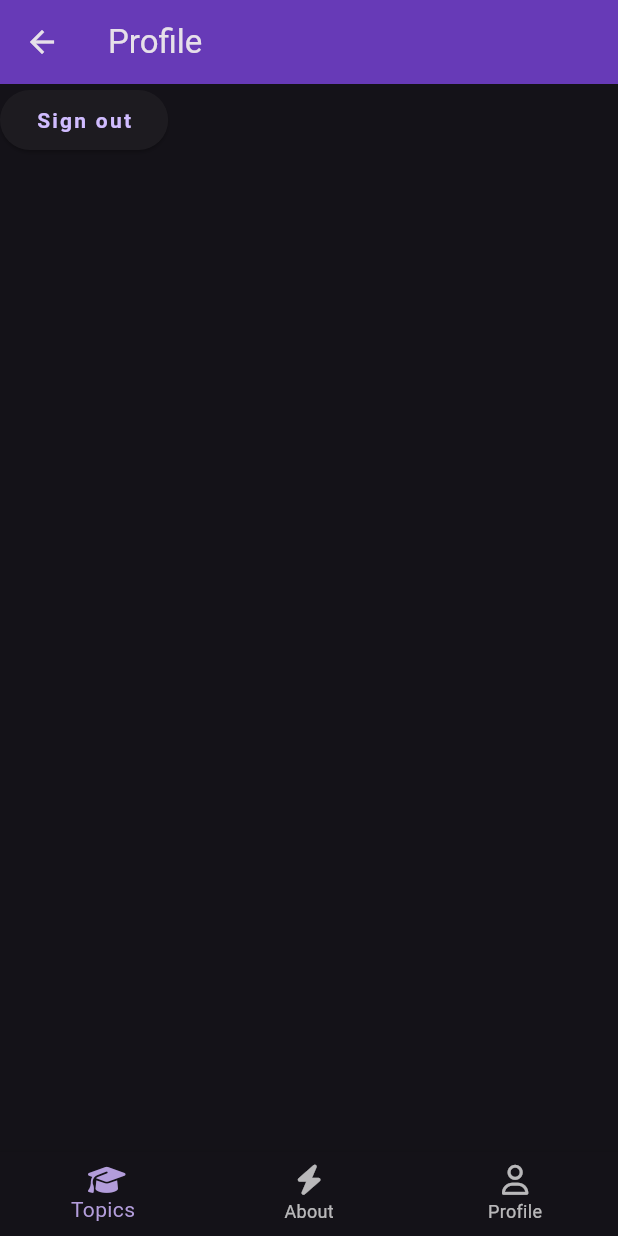
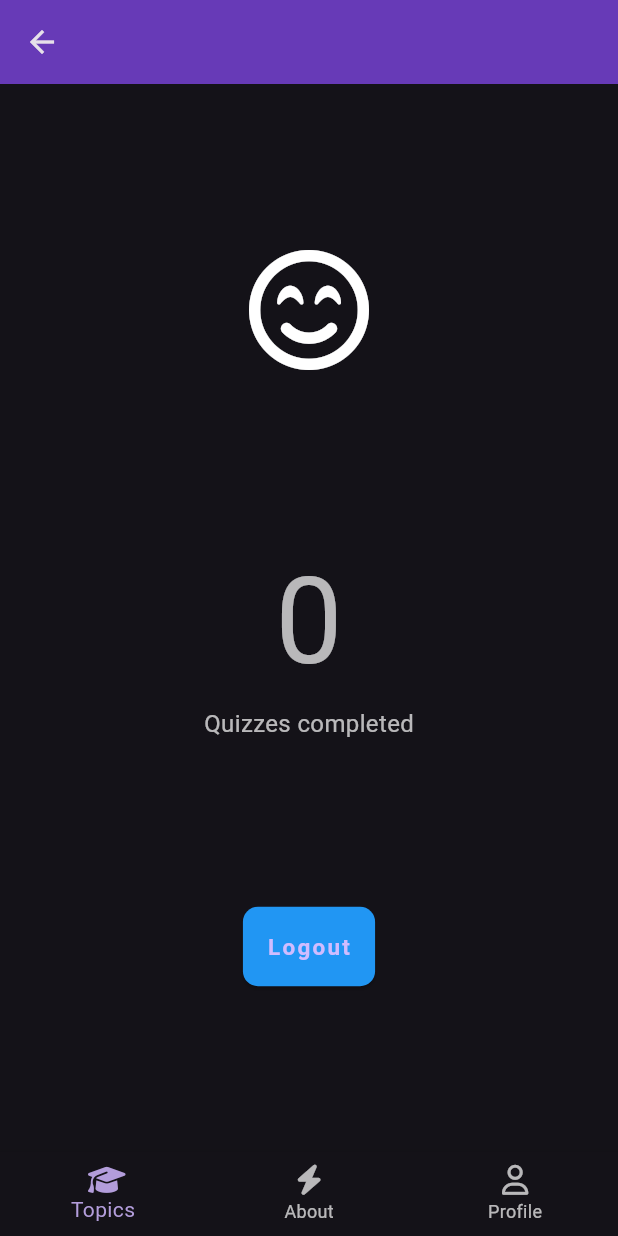
Before and after one commit to RoyTheJester/quizapp, a Flutter app: the ProfileScreen screen opened by its route, on a phone screen of 412 x 824 dp. Run offline on Flutter 3.47's test engine with Material 3 defaults, Android fonts, the phone set to English and light mode, and no system bars; our stand-ins replace cloud_firestore, firebase_auth, firebase_core, font_awesome_flutter, google_fonts, google_sign_in and 1 more; accounts and stored records are empty; generated files the repository leaves out were written again; Roboto replaces fonts that are missing (Ubuntu).

Commit message:
Added report total to profile page and my own desin

```diff
--- a/lib/profile/profile.dart
+++ b/lib/profile/profile.dart
@@ -1,5 +1,8 @@
 import 'package:flutter/material.dart';
+import 'package:font_awesome_flutter/font_awesome_flutter.dart';
+import 'package:provider/provider.dart';
 import 'package:quizapp/services/auth.dart';
+import 'package:quizapp/services/models.dart';
 import 'package:quizapp/shared/bottom_nav.dart';
 
 class ProfileScreen extends StatelessWidget {
@@ -7,19 +10,51 @@ class ProfileScreen extends StatelessWidget {
 
   @override
   Widget build(BuildContext context) {
+    var report = Provider.of<Report>(context);
+    var user = AuthService().user;
+    if (user != null) {
       return Scaffold(
         appBar: AppBar(
-        title: const Text('Profile'),
+          title: Text(user.displayName ?? 'Guest'),
           backgroundColor: Colors.deepPurple,
         ),
-      body: ElevatedButton(
-        child: Text("Sign out"),
+        body: Center(
+          child: Column(
+            mainAxisAlignment: MainAxisAlignment.spaceEvenly,
+            children: [
+              Icon(FontAwesomeIcons.faceSmileBeam, size: 80),
+              Column(
+                children: [
+                  Text(report.total.toString(), style: TextStyle(fontSize: 80)),
+                  Text("Quizzes completed"),
+                ],
+              ),
+              ElevatedButton(
+                style: ElevatedButton.styleFrom(
+                  padding: const EdgeInsets.all(16),
+                  backgroundColor: Colors.blue,
+                  shape: RoundedRectangleBorder(
+                    borderRadius: BorderRadius.circular(10),
+                  ),
+                ),
                 onPressed: () async {
                   await AuthService().signOut();
-          Navigator.of(context).pushNamedAndRemoveUntil('/', (route) => false);
+                  Navigator.of(
+                    context,
+                  ).pushNamedAndRemoveUntil('/', (route) => false);
                 },
+                child: Text("Logout", style: TextStyle(fontSize: 15)),
+              ),
+            ],
+          ),
         ),
         bottomNavigationBar: const BottomNavBar(),
       );
     }
+    return Scaffold(
+      appBar: AppBar(title: Text('Guest'), backgroundColor: Colors.deepPurple),
+
+      bottomNavigationBar: const BottomNavBar(),
+    );
   }
+}
--- a/lib/topics/drawer.dart
+++ b/lib/topics/drawer.dart
@@ -13,6 +13,7 @@ class TopicDrawer extends StatelessWidget {
       child: ListView.separated(
         shrinkWrap: true,
         itemCount: topics.length,
+        // ItemBuilder is used to build the list of the main items in the drawer
         itemBuilder: (BuildContext context, int idx) {
           Topic topic = topics[idx];
           return Column(
```
Lines whose indentation alone changed are shown as unchanged.
